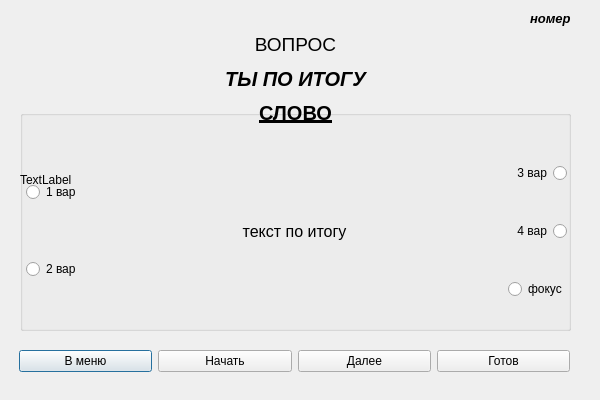
Before: the Qt Designer form Word-Flow/testall.ui in timowka0304/Word-Flow, drawn with Qt 5.
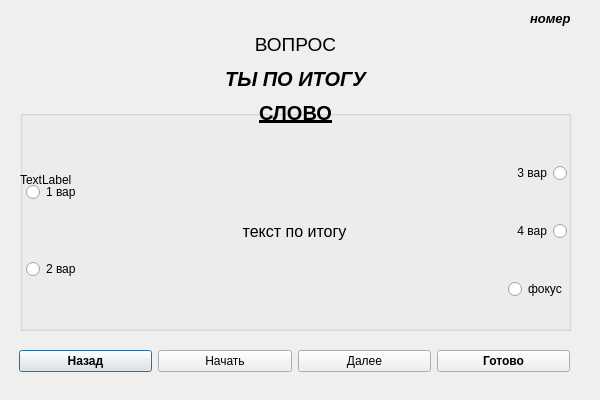
After: the same form once the commit is applied.

Patch:
```diff
--- a/Word-Flow/testall.ui
+++ b/Word-Flow/testall.ui
@@ -161,8 +161,14 @@
    <layout class="QHBoxLayout" name="horizontalLayout_2">
     <item>
      <widget class="QPushButton" name="back_to_menu_Button">
+      <property name="font">
+       <font>
+        <weight>75</weight>
+        <bold>true</bold>
+       </font>
+      </property>
       <property name="text">
-       <string>В меню</string>
+       <string>Назад</string>
       </property>
      </widget>
     </item>
@@ -182,8 +188,14 @@
     </item>
     <item>
      <widget class="QPushButton" name="done_Button">
+      <property name="font">
+       <font>
+        <weight>75</weight>
+        <bold>true</bold>
+       </font>
+      </property>
       <property name="text">
-       <string>Готов</string>
+       <string>Готово</string>
       </property>
      </widget>
     </item>
```
